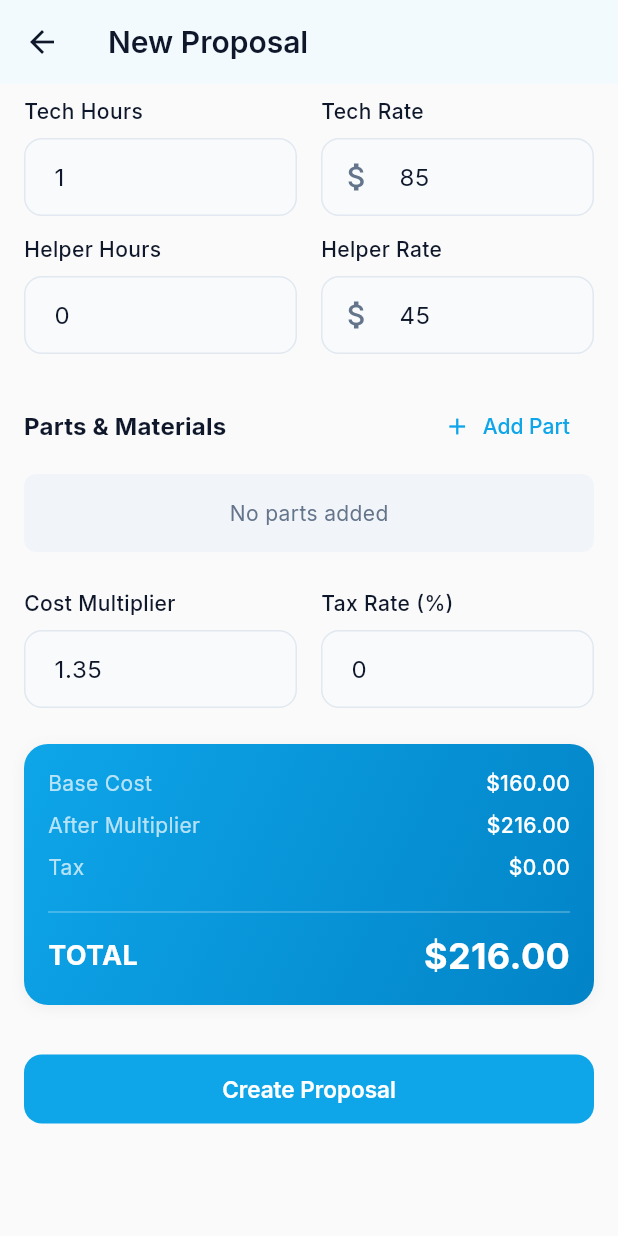
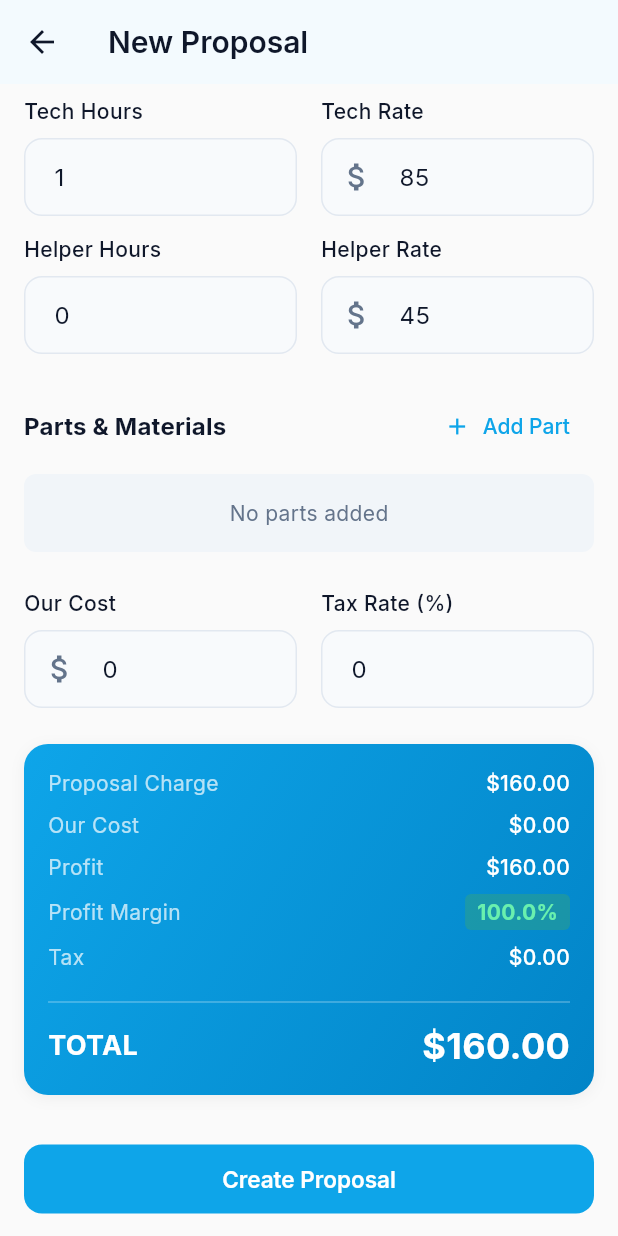
Before and after one commit to 01samber/gmn-field-service-app-flutter, a Flutter app: the ProposalFormScreen screen opened by its route, scrolled down 576 dp, on a phone screen of 412 x 824 dp. Run offline on Flutter 3.47's test engine with Material 3 defaults, Android fonts, the light colour scheme and no system bars; our stand-ins replace cached_network_image, dio, file_picker, fl_chart, flutter_riverpod, flutter_secure_storage and 6 more; accounts and stored records are empty.

Commit message:
Replace Cost Multiplier with Our Cost field showing profit percentage

```diff
--- a/gmn_app/lib/features/proposals/screens/proposal_form_screen.dart
+++ b/gmn_app/lib/features/proposals/screens/proposal_form_screen.dart
@@ -32,7 +32,7 @@ class _ProposalFormScreenState extends ConsumerState<ProposalFormScreen> {
   final _techRateController = TextEditingController(text: '85');
   final _helperHoursController = TextEditingController(text: '0');
   final _helperRateController = TextEditingController(text: '45');
-  final _costMultiplierController = TextEditingController(text: '1.35');
+  final _ourCostController = TextEditingController(text: '0');
   final _taxRateController = TextEditingController(text: '0');
 
   String? _workOrderId;
@@ -69,7 +69,14 @@ class _ProposalFormScreenState extends ConsumerState<ProposalFormScreen> {
       _techRateController.text = proposal.techRate.toString();
       _helperHoursController.text = proposal.helperHours.toString();
       _helperRateController.text = proposal.helperRate.toString();
-      _costMultiplierController.text = proposal.costMultiplier.toString();
+      // Calculate our cost from the stored multiplier (backwards compatible)
+      // ourCost = baseCost, so we need to back-calculate it
+      final calculatedBaseCost = proposal.tripFee + proposal.assessmentFee +
+          (proposal.techHours * proposal.techRate) + (proposal.helperHours * proposal.helperRate) +
+          proposal.parts.fold(0.0, (sum, p) => sum + p.total);
+      // If multiplier was used, ourCost was essentially baseCost / multiplier factor
+      // For new logic: ourCost is entered directly
+      _ourCostController.text = (calculatedBaseCost * 0.74).toStringAsFixed(2); // Default ~74% of base as cost
       _taxRateController.text = (proposal.taxRate * 100).toString();
       _workOrderId = proposal.workOrderId;
       _technicianId = proposal.technicianId;
@@ -87,7 +94,7 @@ class _ProposalFormScreenState extends ConsumerState<ProposalFormScreen> {
     _techRateController.dispose();
     _helperHoursController.dispose();
     _helperRateController.dispose();
-    _costMultiplierController.dispose();
+    _ourCostController.dispose();
     _taxRateController.dispose();
     super.dispose();
   }
@@ -108,10 +115,9 @@ class _ProposalFormScreenState extends ConsumerState<ProposalFormScreen> {
     return tripFee + assessmentFee + _laborCost + _partsCost;
   }
 
-  double get _subtotal {
-    final multiplier = double.tryParse(_costMultiplierController.text) ?? 1;
-    return _baseCost * multiplier;
-  }
+  double get _ourCost => double.tryParse(_ourCostController.text) ?? 0;
+
+  double get _subtotal => _baseCost; // Subtotal is now just the base cost (what we charge)
 
   double get _tax {
     final taxRate = (double.tryParse(_taxRateController.text) ?? 0) / 100;
@@ -119,6 +125,20 @@ class _ProposalFormScreenState extends ConsumerState<ProposalFormScreen> {
   }
 
   double get _total => _subtotal + _tax;
+
+  double get _profit => _subtotal - _ourCost;
+
+  double get _profitPercentage {
+    if (_subtotal <= 0) return 0;
+    return (_profit / _subtotal) * 100;
+  }
+
+  // Calculate multiplier for backwards compatibility with backend
+  double get _costMultiplier {
+    if (_ourCost <= 0) return 1.35; // Default multiplier
+    if (_baseCost <= 0) return 1.0;
+    return _baseCost / _ourCost;
+  }
 
   @override
   Widget build(BuildContext context) {
@@ -147,7 +167,7 @@ class _ProposalFormScreenState extends ConsumerState<ProposalFormScreen> {
                 data: (response) {
                   final workOrders = response.data;
                   return DropdownButtonFormField<String?>(
-                    value: _workOrderId,
+                    initialValue: _workOrderId,
                     decoration: const InputDecoration(),
                     items: [
                       const DropdownMenuItem(value: null, child: Text('None')),
@@ -174,7 +194,7 @@ class _ProposalFormScreenState extends ConsumerState<ProposalFormScreen> {
                 data: (response) {
                   final technicians = response.data;
                   return DropdownButtonFormField<String?>(
-                    value: _technicianId,
+                    initialValue: _technicianId,
                     decoration: const InputDecoration(),
                     items: [
                       const DropdownMenuItem(value: null, child: Text('None')),
@@ -203,7 +223,7 @@ class _ProposalFormScreenState extends ConsumerState<ProposalFormScreen> {
                 data: (response) {
                   final technicians = response.data;
                   return DropdownButtonFormField<String?>(
-                    value: _helperId,
+                    initialValue: _helperId,
                     decoration: const InputDecoration(),
                     items: [
                       const DropdownMenuItem(value: null, child: Text('None')),
@@ -351,14 +371,16 @@ class _ProposalFormScreenState extends ConsumerState<ProposalFormScreen> {
               ),
             const SizedBox(height: 24),
 
-            // Multiplier and Tax
+            // Our Cost and Tax
             Row(
               children: [
                 Expanded(
                   child: CustomTextField(
-                    controller: _costMultiplierController,
-                    label: 'Cost Multiplier',
+                    controller: _ourCostController,
+                    label: 'Our Cost',
+                    hint: 'What we pay',
                     keyboardType: TextInputType.number,
+                    prefixIcon: const Icon(Icons.attach_money),
                     onChanged: (_) => setState(() {}),
                   ),
                 ),
@@ -381,8 +403,40 @@ class _ProposalFormScreenState extends ConsumerState<ProposalFormScreen> {
               showBorder: false,
               child: Column(
                 children: [
-                  _buildSummaryRow('Base Cost', _baseCost),
-                  _buildSummaryRow('After Multiplier', _subtotal),
+                  _buildSummaryRow('Proposal Charge', _subtotal),
+                  _buildSummaryRow('Our Cost', _ourCost),
+                  _buildSummaryRow('Profit', _profit),
+                  Padding(
+                    padding: const EdgeInsets.only(bottom: 8),
+                    child: Row(
+                      mainAxisAlignment: MainAxisAlignment.spaceBetween,
+                      children: [
+                        const Text('Profit Margin', style: TextStyle(color: Colors.white70)),
+                        Container(
+                          padding: const EdgeInsets.symmetric(horizontal: 8, vertical: 2),
+                          decoration: BoxDecoration(
+                            color: _profitPercentage >= 25
+                                ? Colors.green.withValues(alpha: 0.3)
+                                : _profitPercentage >= 15
+                                    ? Colors.orange.withValues(alpha: 0.3)
+                                    : Colors.red.withValues(alpha: 0.3),
+                            borderRadius: BorderRadius.circular(4),
+                          ),
+                          child: Text(
+                            '${_profitPercentage.toStringAsFixed(1)}%',
+                            style: TextStyle(
+                              color: _profitPercentage >= 25
+                                  ? Colors.greenAccent
+                                  : _profitPercentage >= 15
+                                      ? Colors.orangeAccent
+                                      : Colors.redAccent,
+                              fontWeight: FontWeight.bold,
+                            ),
+                          ),
+                        ),
+                      ],
+                    ),
+                  ),
                   _buildSummaryRow('Tax', _tax),
                   const Divider(color: Colors.white30, height: 24),
                   Row(
@@ -600,7 +654,8 @@ class _ProposalFormScreenState extends ConsumerState<ProposalFormScreen> {
       'helperHours': double.tryParse(_helperHoursController.text) ?? 0,
       'helperRate': double.tryParse(_helperRateController.text) ?? 0,
       'parts': jsonEncode(_parts.map((p) => p.toJson()).toList()),
-      'costMultiplier': double.tryParse(_costMultiplierController.text) ?? 1.35,
+      'costMultiplier': _costMultiplier,
+      'ourCost': _ourCost,
       'taxRate': (double.tryParse(_taxRateController.text) ?? 0) / 100,
       if (_workOrderId != null) 'workOrderId': _workOrderId,
       if (_technicianId != null) 'technicianId': _technicianId,
```
